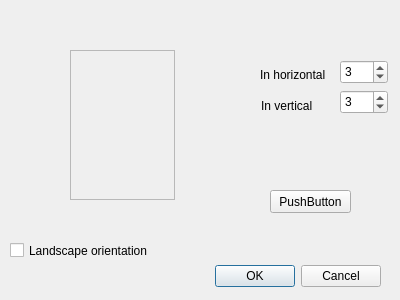
Above: userlayout.ui from viktand/vap4 before the change. Below: the same form after it.
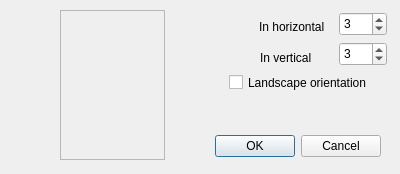
That is the form after the change. Icons and pictures are not drawn.

The edit to the form file:
```diff
--- a/userlayout.ui
+++ b/userlayout.ui
@@ -7,7 +7,7 @@
     <x>0</x>
     <y>0</y>
     <width>400</width>
-    <height>300</height>
+    <height>174</height>
    </rect>
   </property>
   <property name="windowTitle">
@@ -16,9 +16,9 @@
   <widget class="QDialogButtonBox" name="buttonBox">
    <property name="geometry">
     <rect>
-     <x>40</x>
-     <y>260</y>
-     <width>341</width>
+     <x>210</x>
+     <y>130</y>
+     <width>171</width>
      <height>32</height>
     </rect>
    </property>
@@ -32,8 +32,8 @@
   <widget class="QCheckBox" name="checkBox">
    <property name="geometry">
     <rect>
-     <x>10</x>
-     <y>240</y>
+     <x>229</x>
+     <y>72</y>
      <width>161</width>
      <height>21</height>
     </rect>
@@ -45,8 +45,8 @@
   <widget class="QLabel" name="label">
    <property name="geometry">
     <rect>
-     <x>70</x>
-     <y>50</y>
+     <x>60</x>
+     <y>10</y>
      <width>105</width>
      <height>150</height>
     </rect>
@@ -67,8 +67,8 @@
   <widget class="QSpinBox" name="spinBox">
    <property name="geometry">
     <rect>
-     <x>340</x>
-     <y>60</y>
+     <x>339</x>
+     <y>12</y>
      <width>48</width>
      <height>24</height>
     </rect>
@@ -88,8 +88,8 @@
   <widget class="QSpinBox" name="spinBox_2">
    <property name="geometry">
     <rect>
-     <x>340</x>
-     <y>90</y>
+     <x>339</x>
+     <y>42</y>
      <width>48</width>
      <height>24</height>
     </rect>
@@ -104,8 +104,8 @@
   <widget class="QLabel" name="label_2">
    <property name="geometry">
     <rect>
-     <x>260</x>
-     <y>67</y>
+     <x>259</x>
+     <y>19</y>
      <width>81</width>
      <height>16</height>
     </rect>
@@ -117,8 +117,8 @@
   <widget class="QLabel" name="label_3">
    <property name="geometry">
     <rect>
-     <x>261</x>
-     <y>98</y>
+     <x>260</x>
+     <y>50</y>
      <width>71</width>
      <height>16</height>
     </rect>
@@ -127,19 +127,6 @@
     <string>In vertical</string>
    </property>
   </widget>
-  <widget class="QPushButton" name="pushButton">
-   <property name="geometry">
-    <rect>
-     <x>270</x>
-     <y>190</y>
-     <width>81</width>
-     <height>23</height>
-    </rect>
-   </property>
-   <property name="text">
-    <string>PushButton</string>
-   </property>
-  </widget>
  </widget>
  <resources>
   <include location="res.qrc"/>
```
